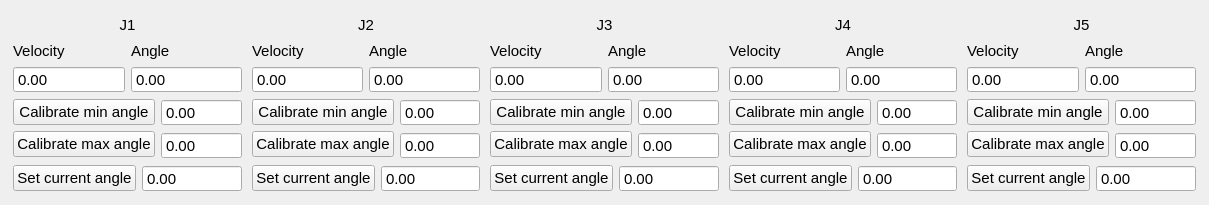
Before: the Qt Designer form gui_arm_us/resource/gui_arm_us.ui in CharloLeRigolo/ArmUs, drawn with Qt 5.
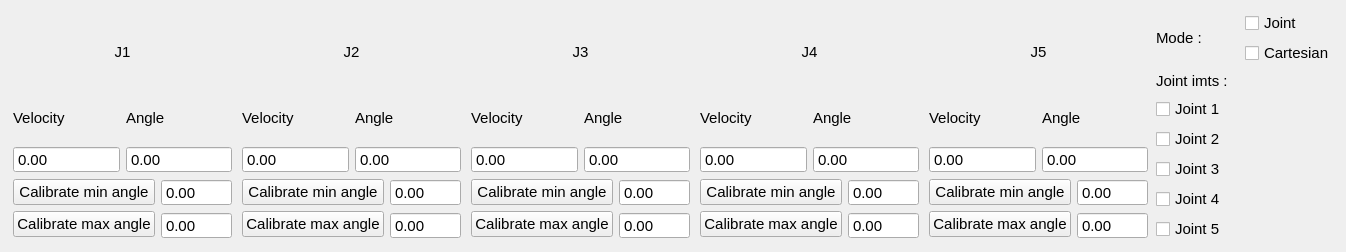
After: the same form once the commit is applied.

The edit to the form file:
```diff
--- a/gui_arm_us/resource/gui_arm_us.ui
+++ b/gui_arm_us/resource/gui_arm_us.ui
@@ -9,8 +9,8 @@
    <rect>
     <x>0</x>
     <y>0</y>
-    <width>1209</width>
-    <height>205</height>
+    <width>1346</width>
+    <height>252</height>
    </rect>
   </property>
   <property name="font">
@@ -176,28 +176,6 @@
          </item>
         </layout>
        </item>
-       <item>
-        <layout class="QVBoxLayout" name="verticalLayout_21">
-         <item>
-          <layout class="QHBoxLayout" name="horizontalLayout_17">
-           <item>
-            <widget class="QPushButton" name="set_angle_b_1">
-             <property name="text">
-              <string>Set current angle</string>
-             </property>
-            </widget>
-           </item>
-           <item>
-            <widget class="QDoubleSpinBox" name="set_angle_1">
-             <property name="buttonSymbols">
-              <enum>QAbstractSpinBox::NoButtons</enum>
-             </property>
-            </widget>
-           </item>
-          </layout>
-         </item>
-        </layout>
-       </item>
       </layout>
      </item>
      <item>
@@ -343,28 +321,6 @@
          </item>
         </layout>
        </item>
-       <item>
-        <layout class="QVBoxLayout" name="verticalLayout_24">
-         <item>
-          <layout class="QHBoxLayout" name="horizontalLayout_18">
-           <item>
-            <widget class="QPushButton" name="set_angle_b_2">
-             <property name="text">
-              <string>Set current angle</string>
-             </property>
-            </widget>
-           </item>
-           <item>
-            <widget class="QDoubleSpinBox" name="set_angle_2">
-             <property name="buttonSymbols">
-              <enum>QAbstractSpinBox::NoButtons</enum>
-             </property>
-            </widget>
-           </item>
-          </layout>
-         </item>
-        </layout>
-       </item>
       </layout>
      </item>
      <item>
@@ -510,28 +466,6 @@
          </item>
         </layout>
        </item>
-       <item>
-        <layout class="QVBoxLayout" name="verticalLayout_25">
-         <item>
-          <layout class="QHBoxLayout" name="horizontalLayout_19">
-           <item>
-            <widget class="QPushButton" name="set_angle_b_3">
-             <property name="text">
-              <string>Set current angle</string>
-             </property>
-            </widget>
-           </item>
-           <item>
-            <widget class="QDoubleSpinBox" name="set_angle_3">
-             <property name="buttonSymbols">
-              <enum>QAbstractSpinBox::NoButtons</enum>
-             </property>
-            </widget>
-           </item>
-          </layout>
-         </item>
-        </layout>
-       </item>
       </layout>
      </item>
      <item>
@@ -677,28 +611,6 @@
          </item>
         </layout>
        </item>
-       <item>
-        <layout class="QVBoxLayout" name="verticalLayout_26">
-         <item>
-          <layout class="QHBoxLayout" name="horizontalLayout_20">
-           <item>
-            <widget class="QPushButton" name="set_angle_b_4">
-             <property name="text">
-              <string>Set current angle</string>
-             </property>
-            </widget>
-           </item>
-           <item>
-            <widget class="QDoubleSpinBox" name="set_angle_4">
-             <property name="buttonSymbols">
-              <enum>QAbstractSpinBox::NoButtons</enum>
-             </property>
-            </widget>
-           </item>
-          </layout>
-         </item>
-        </layout>
-       </item>
       </layout>
      </item>
      <item>
@@ -844,27 +756,110 @@
          </item>
         </layout>
        </item>
+      </layout>
+     </item>
+     <item>
+      <layout class="QVBoxLayout" name="verticalLayout_21">
        <item>
-        <layout class="QVBoxLayout" name="verticalLayout_27">
+        <layout class="QHBoxLayout" name="horizontalLayout_17">
          <item>
-          <layout class="QHBoxLayout" name="horizontalLayout_21">
+          <widget class="QLabel" name="label_16">
+           <property name="text">
+            <string>Mode :</string>
+           </property>
+          </widget>
+         </item>
+         <item>
+          <layout class="QHBoxLayout" name="horizontalLayout_19">
            <item>
-            <widget class="QPushButton" name="set_angle_b_5">
+            <layout class="QVBoxLayout" name="verticalLayout_22">
+             <item>
+              <widget class="QCheckBox" name="mode_checkbox_cartesian">
+               <property name="enabled">
+                <bool>true</bool>
+               </property>
+               <property name="text">
+                <string>Joint</string>
+               </property>
+               <property name="checkable">
+                <bool>false</bool>
+               </property>
+              </widget>
+             </item>
+             <item>
+              <widget class="QCheckBox" name="mode_checkbox_joint">
+               <property name="text">
+                <string>Cartesian</string>
+               </property>
+               <property name="checkable">
+                <bool>false</bool>
+               </property>
+              </widget>
+             </item>
+            </layout>
+           </item>
+          </layout>
+         </item>
+        </layout>
+       </item>
+       <item>
+        <layout class="QHBoxLayout" name="horizontalLayout_18">
+         <item>
+          <layout class="QVBoxLayout" name="verticalLayout_24">
+           <item>
+            <widget class="QLabel" name="label_17">
              <property name="text">
-              <string>Set current angle</string>
+              <string>Joint imts :</string>
              </property>
             </widget>
            </item>
            <item>
-            <widget class="QDoubleSpinBox" name="set_angle_5">
-             <property name="enabled">
-              <bool>true</bool>
+            <widget class="QCheckBox" name="join_1_checkbox">
+             <property name="text">
+              <string>Joint 1</string>
              </property>
-             <property name="acceptDrops">
+             <property name="checkable">
               <bool>false</bool>
              </property>
-             <property name="buttonSymbols">
-              <enum>QAbstractSpinBox::NoButtons</enum>
+            </widget>
+           </item>
+           <item>
+            <widget class="QCheckBox" name="joint_2_checkbox">
+             <property name="text">
+              <string>Joint 2</string>
+             </property>
+             <property name="checkable">
+              <bool>false</bool>
+             </property>
+            </widget>
+           </item>
+           <item>
+            <widget class="QCheckBox" name="joint_3_checkbox">
+             <property name="text">
+              <string>Joint 3</string>
+             </property>
+             <property name="checkable">
+              <bool>false</bool>
+             </property>
+            </widget>
+           </item>
+           <item>
+            <widget class="QCheckBox" name="joint_4_checkbox">
+             <property name="text">
+              <string>Joint 4</string>
+             </property>
+             <property name="checkable">
+              <bool>false</bool>
+             </property>
+            </widget>
+           </item>
+           <item>
+            <widget class="QCheckBox" name="joint_5_checkbox">
+             <property name="text">
+              <string>Joint 5</string>
+             </property>
+             <property name="checkable">
+              <bool>false</bool>
              </property>
             </widget>
            </item>
```
